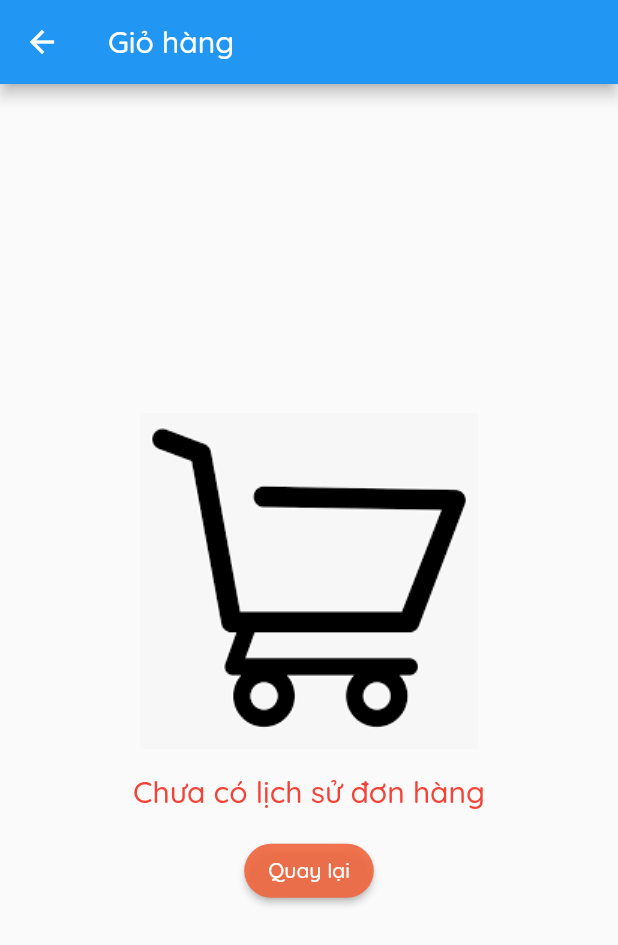
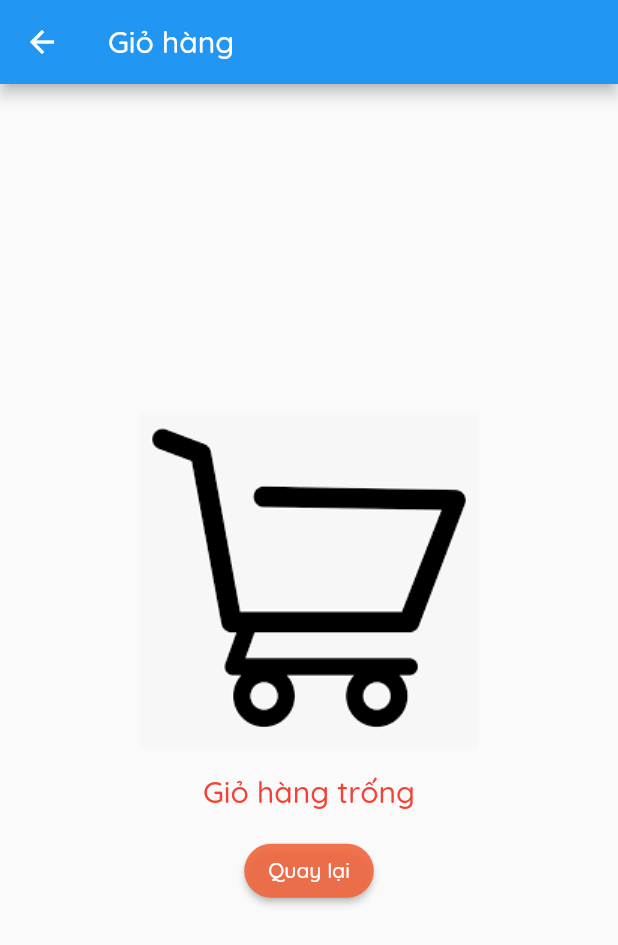
Before and after one commit to QuyenNVC/ProjectSale_App_Flutter, a Flutter app: the CartPage screen opened by its route, on a phone screen of 412 x 824 dp. Shown: the top 945 px of the screen. Run offline on Flutter 3.47's test engine with Material 2 defaults, Android fonts, the phone set to English and light mode, and no system bars; our stand-ins replace badges, carousel_slider, dio, equatable, flutter_spinkit, lottie and 2 more; accounts and stored records are empty; network calls fail.

Commit message:
fix bug ui button cart in cart screen

```diff
--- a/lib/presentation/features/cart/cart_page.dart
+++ b/lib/presentation/features/cart/cart_page.dart
@@ -43,6 +43,9 @@ class _CartPageState extends State<CartPage> {
                   num count = 0;
                   for (var element in cart.products) {
                     count = count + element.quantity;
+                  }
+                  if (count == 0) {
+                    return Container();
                   }
                   return Container(
                     margin: EdgeInsets.only(right: 20, top: 10),
@@ -134,7 +137,7 @@ class _CartContainerState extends State<CartContainer> {
                       Container(
                         padding: EdgeInsets.symmetric(vertical: 16),
                         child: Text(
-                          "Chưa có lịch sử đơn hàng",
+                          "Giỏ hàng trống",
                           style: TextStyle(
                               fontSize: 20,
                               fontWeight: FontWeight.w600,
@@ -143,7 +146,8 @@ class _CartContainerState extends State<CartContainer> {
                       ),
                       ElevatedButton(
                         onPressed: () {
-                          Navigator.of(context).pop();
+                          Navigator.pushNamed(
+                              context, VariableConstant.HOME_ROUTE);
                         },
                         child: const Text("Quay lại"),
                         style: ButtonStyle(
```
